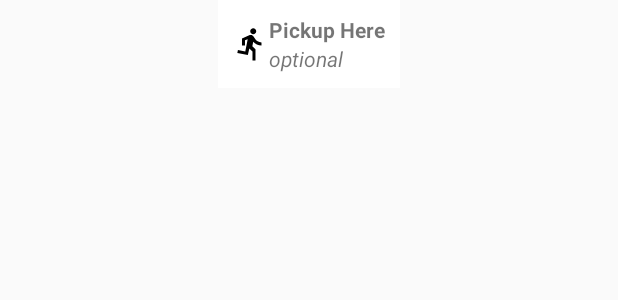
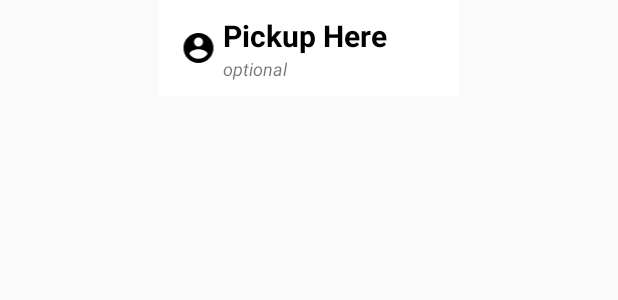
Before and after one commit to brgynearest/VictimApp, an Android app: the layout custom_victim_info_window.xml on its own in the app's theme, with its tools: preview values and no code run, on a phone screen of 412 x 824 dp. Shown: the top 300 px of the screen. Run offline under Robolectric (Android 15) with nearby library versions, the phone set to English and light mode, and no system bars.

Commit message:
Update Latest Features

```diff
--- a/app/build.gradle
+++ b/app/build.gradle
@@ -34,12 +34,12 @@ dependencies {
     implementation 'com.firebase:geofire-android:2.3.1'
     implementation 'com.google.firebase:firebase-messaging:17.3.4'
     implementation 'com.google.code.gson:gson:2.8.5'
-    implementation 'com.squareup.retrofit2:retrofit:2.3.0'
+    implementation 'com.squareup.retrofit2:retrofit:2.5.0'
     implementation 'com.squareup.retrofit2:converter-scalars:2.3.0'
-    implementation 'com.squareup.retrofit2:converter-gson:2.3.0'
+    implementation 'com.squareup.retrofit2:converter-gson:2.5.0'
 
     implementation 'io.paperdb:paperdb:2.6'
-    implementation 'com.github.d-max:spots-dialog:0.7@aar'
+    implementation 'com.github.d-max:spots-dialog:1.1@aar'
     //cardview
     implementation 'com.android.support:cardview-v7:28.0.0'
     implementation 'com.android.support:design:28.0.0'
--- a/app/src/main/java/com/thesis/sad/victimapp/MainActivity.java
+++ b/app/src/main/java/com/thesis/sad/victimapp/MainActivity.java
@@ -122,7 +122,8 @@ public class MainActivity extends AppCompatActivity {
     }
 
     private void autologin(String user, String pwd) {
-        final android.app.AlertDialog alertDialog = new SpotsDialog(MainActivity.this);
+        final android.app.AlertDialog alertDialog = new SpotsDialog.Builder().setContext(MainActivity.this).build();
+        alertDialog.setMessage("Logging in...");
         alertDialog.show();
 
 
@@ -238,7 +239,8 @@ auth.sendPasswordResetEmail(editText.getText().toString().trim())
                 Snackbar.make(rootLayout, "Loading Please Wait...", 8000).show();*/
 
 
-                final android.app.AlertDialog alertDialog = new SpotsDialog(MainActivity.this);
+                final android.app.AlertDialog alertDialog = new SpotsDialog.Builder().setContext(MainActivity.this).build();
+                alertDialog.setMessage("Logging in...");
                 alertDialog.show();
 
 
--- /dev/null
+++ b/app/src/main/res/drawable/ic_account_circle_black_24dp.xml
@@ -0,0 +1,9 @@
+<vector xmlns:android="http://schemas.android.com/apk/res/android"
+        android:width="24dp"
+        android:height="24dp"
+        android:viewportWidth="24.0"
+        android:viewportHeight="24.0">
+    <path
+        android:fillColor="#FF000000"
+        android:pathData="M12,2C6.48,2 2,6.48 2,12s4.48,10 10,10 10,-4.48 10,-10S17.52,2 12,2zM12,5c1.66,0 3,1.34 3,3s-1.34,3 -3,3 -3,-1.34 -3,-3 1.34,-3 3,-3zM12,19.2c-2.5,0 -4.71,-1.28 -6,-3.22 0.03,-1.99 4,-3.08 6,-3.08 1.99,0 5.97,1.09 6,3.08 -1.29,1.94 -3.5,3.22 -6,3.22z"/>
+</vector>
--- a/app/src/main/res/layout/activity_main.xml
+++ b/app/src/main/res/layout/activity_main.xml
@@ -32,7 +32,7 @@
         android:layout_above="@+id/sign"
         android:layout_centerHorizontal="true"
         android:layout_marginBottom="20dp"
-        android:textSize="25sp"
+        android:textSize="20sp"
         />
 
     <LinearLayout
--- a/app/src/main/res/layout/custom_victim_info_window.xml
+++ b/app/src/main/res/layout/custom_victim_info_window.xml
@@ -11,7 +11,7 @@
     android:padding="10dp">
 
     <LinearLayout
-        android:layout_width="wrap_content"
+        android:layout_width="180dp"
         android:layout_height="wrap_content"
         android:layout_weight="10"
         android:orientation="horizontal"
@@ -22,7 +22,7 @@
             android:layout_height="wrap_content"
             android:layout_gravity="center"
             android:layout_weight="2"
-            android:src="@drawable/ic_gethelp_24dp"/>
+            android:src="@drawable/ic_account_circle_black_24dp"/>
 
         <LinearLayout
             android:layout_width="0dp"
@@ -36,6 +36,8 @@
                 android:id="@+id/txtPickupInfo"
                 android:text="Pickup Here"
                 android:textStyle="bold"
+                android:textColor="@color/black"
+                android:textSize="20sp"
                 />
 
             <TextView
@@ -44,6 +46,7 @@
                 android:id="@+id/txtPickupSnippet"
                 android:text="optional"
                 android:textStyle="italic"
+                android:textSize="12sp"
                 />
 
         </LinearLayout>
--- a/app/src/main/res/values/strings.xml
+++ b/app/src/main/res/values/strings.xml
@@ -1,6 +1,6 @@
 <resources>
-    <string name="app_name">Victim(Send Help)</string>
-    <string name="title_activity_welcome">GET HELP</string>
+    <string name="app_name">Responder</string>
+    <string name="title_activity_welcome">Get help</string>
     <string name="title_activity_maps">Map</string>
     <string name="title_activity_victim_map">Victim_map</string>
     <string name="navigation_drawer_open">Open navigation drawer</string>
```
Also changed, not shown: app/src/main/java/com/thesis/sad/victimapp/Service/MyFirebaseMessaging.java (+14 -6 lines), app/src/main/java/com/thesis/sad/victimapp/Welcome.java (+7 -8 lines), app/src/main/ic_me-web.png (added), app/src/main/res/mipmap-hdpi/ic_me.png (added), app/src/main/res/mipmap-mdpi/ic_me.png (added), app/src/main/res/mipmap-xhdpi/ic_me.png (added), app/src/main/res/mipmap-xxhdpi/ic_me.png (added), app/src/main/res/mipmap-xxxhdpi/ic_me.png (added).
